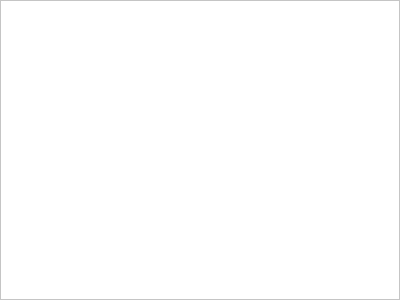
Qt form mainwindow.ui (AskePit/Pork) before a commit.
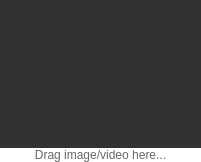
The same form after that commit.

Commit message: basic image/git/video viewer

The edit to the form file:
```diff
--- a/mainwindow.ui
+++ b/mainwindow.ui
@@ -6,8 +6,8 @@
    <rect>
     <x>0</x>
     <y>0</y>
-    <width>400</width>
-    <height>300</height>
+    <width>201</width>
+    <height>162</height>
    </rect>
   </property>
   <property name="windowTitle">
@@ -96,6 +96,9 @@
         </disabled>
        </palette>
       </property>
+      <property name="frameShape">
+       <enum>QFrame::NoFrame</enum>
+      </property>
       <property name="lineWidth">
        <number>0</number>
       </property>
@@ -110,8 +113,8 @@
         <rect>
          <x>0</x>
          <y>0</y>
-         <width>398</width>
-         <height>277</height>
+         <width>201</width>
+         <height>162</height>
         </rect>
        </property>
        <layout class="QVBoxLayout" name="verticalLayout_2">
@@ -130,10 +133,60 @@
         <property name="bottomMargin">
          <number>0</number>
         </property>
+        <item>
+         <widget class="QGraphicsView" name="videoView">
+          <property name="palette">
+           <palette>
+            <active>
+             <colorrole role="Base">
+              <brush brushstyle="SolidPattern">
+               <color alpha="255">
+                <red>50</red>
+                <green>50</green>
+                <blue>50</blue>
+               </color>
+              </brush>
+             </colorrole>
+            </active>
+            <inactive>
+             <colorrole role="Base">
+              <brush brushstyle="SolidPattern">
+               <color alpha="255">
+                <red>50</red>
+                <green>50</green>
+                <blue>50</blue>
+               </color>
+              </brush>
+             </colorrole>
+            </inactive>
+            <disabled>
+             <colorrole role="Base">
+              <brush brushstyle="SolidPattern">
+               <color alpha="255">
+                <red>0</red>
+                <green>0</green>
+                <blue>0</blue>
+               </color>
+              </brush>
+             </colorrole>
+            </disabled>
+           </palette>
+          </property>
+          <property name="frameShape">
+           <enum>QFrame::NoFrame</enum>
+          </property>
+          <property name="lineWidth">
+           <number>0</number>
+          </property>
+         </widget>
+        </item>
         <item>
          <widget class="QLabel" name="label">
+          <property name="lineWidth">
+           <number>0</number>
+          </property>
           <property name="text">
-           <string/>
+           <string>&lt;html&gt;&lt;head/&gt;&lt;body&gt;&lt;p&gt;&lt;span style=&quot; color:#676767;&quot;&gt;Drag image/video here...&lt;/span&gt;&lt;/p&gt;&lt;/body&gt;&lt;/html&gt;</string>
           </property>
           <property name="alignment">
            <set>Qt::AlignCenter</set>
```
Left out of the diff: 20 changed lines with no effect on the pictures. The commit also changes 4 other files.
